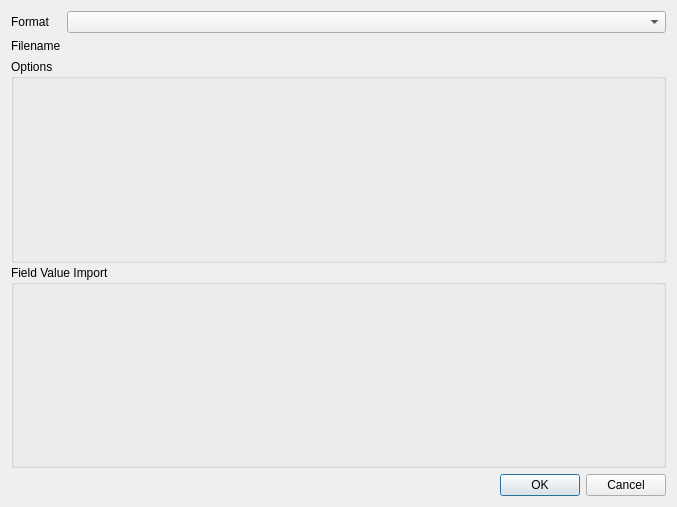
Old version of the form qps/speclib/ui/spectrallibraryimportdialog.ui in the repository EnMAP-Box/qgispluginsupport.
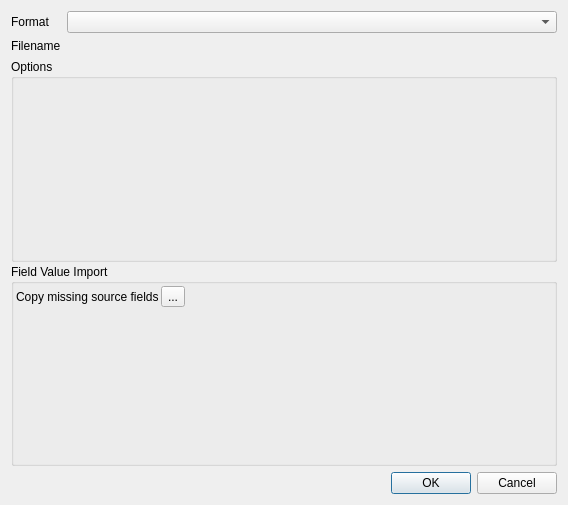
New version of the form. Icons and pictures are not drawn. Custom widgets are drawn as their Qt base class.

Commit message: utils.py added qgsFields added CopyAttributesFieldModel and CopyAttributesDialog to add missing field

The edit to the form file:
```diff
--- a/qps/speclib/ui/spectrallibraryimportdialog.ui
+++ b/qps/speclib/ui/spectrallibraryimportdialog.ui
@@ -6,8 +6,8 @@
    <rect>
     <x>0</x>
     <y>0</y>
-    <width>677</width>
-    <height>507</height>
+    <width>568</width>
+    <height>505</height>
    </rect>
   </property>
   <property name="windowTitle">
@@ -33,8 +33,8 @@
        <rect>
         <x>0</x>
         <y>0</y>
-        <width>655</width>
-        <height>390</height>
+        <width>546</width>
+        <height>388</height>
        </rect>
       </property>
       <layout class="QVBoxLayout" name="verticalLayout_3">
@@ -127,7 +127,55 @@
            <number>2</number>
           </property>
           <item>
-           <widget class="QgsFieldMappingWidget" name="fieldMappingWidget" native="true"/>
+           <layout class="QHBoxLayout" name="horizontalLayout">
+            <item>
+             <widget class="QLabel" name="label">
+              <property name="sizePolicy">
+               <sizepolicy hsizetype="Preferred" vsizetype="Preferred">
+                <horstretch>0</horstretch>
+                <verstretch>1</verstretch>
+               </sizepolicy>
+              </property>
+              <property name="text">
+               <string>Copy missing source fields</string>
+              </property>
+             </widget>
+            </item>
+            <item>
+             <widget class="QToolButton" name="btnAddMissingSourceFields">
+              <property name="text">
+               <string>...</string>
+              </property>
+              <property name="icon">
+               <iconset resource="../../../../QGIS/images/images.qrc">
+                <normaloff>:/images/themes/default/mSourceFields.svg</normaloff>:/images/themes/default/mSourceFields.svg</iconset>
+              </property>
+             </widget>
+            </item>
+            <item>
+             <spacer name="horizontalSpacer">
+              <property name="orientation">
+               <enum>Qt::Horizontal</enum>
+              </property>
+              <property name="sizeHint" stdset="0">
+               <size>
+                <width>40</width>
+                <height>20</height>
+               </size>
+              </property>
+             </spacer>
+            </item>
+           </layout>
+          </item>
+          <item>
+           <widget class="QgsFieldMappingWidget" name="fieldMappingWidget" native="true">
+            <property name="sizePolicy">
+             <sizepolicy hsizetype="Preferred" vsizetype="Preferred">
+              <horstretch>0</horstretch>
+              <verstretch>1</verstretch>
+             </sizepolicy>
+            </property>
+           </widget>
           </item>
          </layout>
         </widget>
```
Left out of the diff: 16 changed lines with no effect on the pictures. The commit also changes 6 other files.
